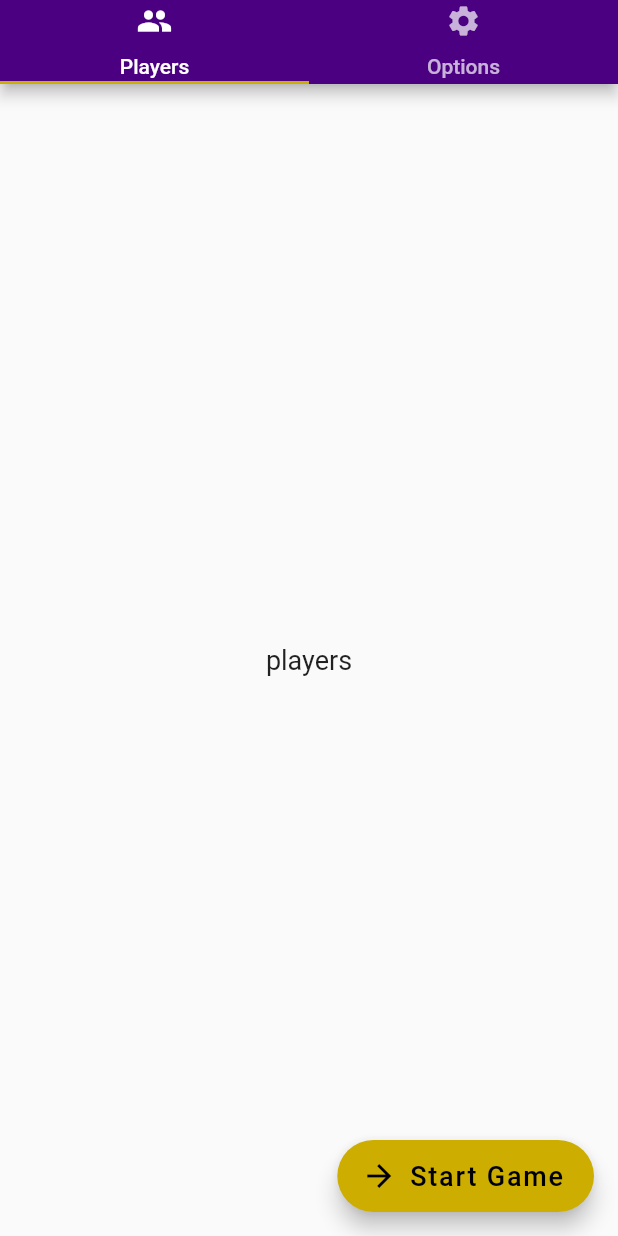
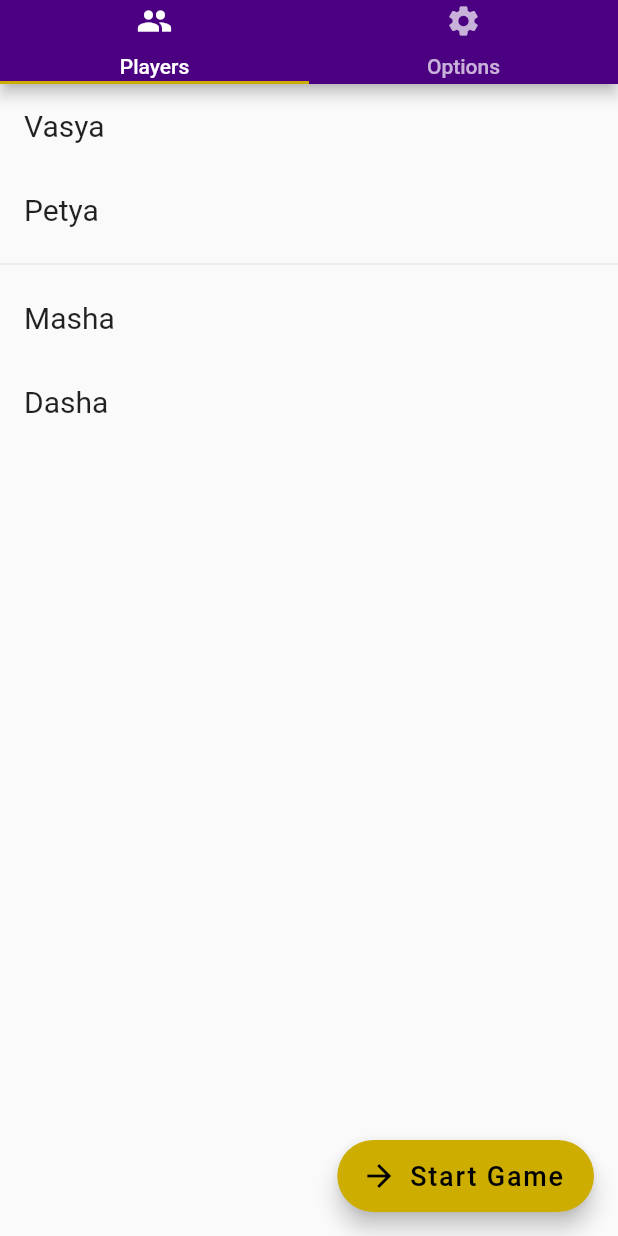
Before and after one commit to amatveiakin/hat-game, a Flutter app: the screen it shows after launch, after a tap on "New Game", on a phone screen of 412 x 824 dp. Run offline on Flutter 3.47's test engine with Material 2 defaults, Android fonts, the phone set to English and light mode, and no system bars; our stand-ins replace outline_material_icons; missing offline and left inert: russian_words.

Commit message:
Players dialog stub.

```diff
--- a/lib/game_config_view.dart
+++ b/lib/game_config_view.dart
@@ -1,5 +1,82 @@
 import 'package:flutter/material.dart';
 import 'package:hatgame/game_view.dart';
+
+class PlayersView extends StatefulWidget {
+  @override
+  createState() => _PlayersViewState();
+}
+
+class _PlayersViewState extends State<PlayersView> {
+  var players = <String>[
+    'Vasya',
+    'Petya',
+    'Masha',
+    'Dasha',
+  ];
+  List<Widget> items = [];
+
+  List<Widget> _addDividers(List<ListTile> items) {
+    var result = <Widget>[];
+    int i = 0;
+    for (final item in items) {
+      if (i > 0 && i % 2 == 0) {
+        result.add(Divider(key: UniqueKey()));
+      }
+      result.add(item);
+      i++;
+    }
+    return result;
+  }
+
+  int _getPlayerIndex(int itemIndex) {
+    int playerIndex = 0;
+    for (int i = 0; i < itemIndex; i++) {
+      if (!(items[i] is Divider)) playerIndex++;
+    }
+    return playerIndex;
+  }
+
+  void _makeItems() {
+    items = _addDividers(players
+        .map((name) => ListTile(
+              key: UniqueKey(),
+              title: Text(name),
+            ))
+        .toList());
+  }
+
+  @override
+  void initState() {
+    super.initState();
+    _makeItems();
+  }
+
+  @override
+  void setState(fn) {
+    super.setState(fn);
+    _makeItems();
+  }
+
+  @override
+  Widget build(BuildContext context) {
+    return ReorderableListView(
+      onReorder: (int oldIndex, int newIndex) {
+        setState(() {
+          // TODO: Swap teams instead (?)
+          oldIndex = _getPlayerIndex(oldIndex);
+          newIndex = _getPlayerIndex(newIndex);
+          if (newIndex > oldIndex) {
+            newIndex--;
+          }
+          final p = players.removeAt(oldIndex);
+          players.insert(newIndex, p);
+        });
+      },
+      scrollDirection: Axis.vertical,
+      children: items,
+    );
+  }
+}
 
 class GameConfigView extends StatefulWidget {
   @override
@@ -33,7 +110,7 @@ class _GameConfigViewState extends State<GameConfigView> {
         ),
         body: TabBarView(
           children: [
-            Center(child: Text('players')),
+            Center(child: PlayersView()),
             Center(child: Text('settings')),
           ],
         ),
```
